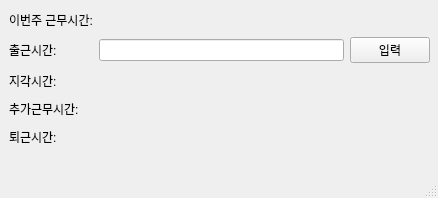
Before: the Qt Designer form workhour.ui in junhyungjin/workhour, drawn with Qt 5.
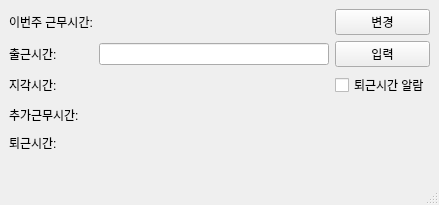
After: the same form once the commit is applied.

What changed in the file:
```diff
--- a/workhour.ui
+++ b/workhour.ui
@@ -6,8 +6,8 @@
    <rect>
     <x>0</x>
     <y>0</y>
-    <width>438</width>
-    <height>198</height>
+    <width>439</width>
+    <height>205</height>
    </rect>
   </property>
   <property name="windowTitle">
@@ -20,7 +20,7 @@
       <x>9</x>
       <y>9</y>
       <width>421</width>
-      <height>139</height>
+      <height>145</height>
      </rect>
     </property>
     <layout class="QGridLayout" name="gridLayout">
@@ -97,6 +97,20 @@
        </property>
       </widget>
      </item>
+     <item row="0" column="2">
+      <widget class="QPushButton" name="weekWorkHourChangeBtn">
+       <property name="text">
+        <string>변경</string>
+       </property>
+      </widget>
+     </item>
+     <item row="2" column="2">
+      <widget class="QCheckBox" name="endWorkAlarmChkBox">
+       <property name="text">
+        <string>퇴근시간 알람</string>
+       </property>
+      </widget>
+     </item>
     </layout>
    </widget>
   </widget>
```
Left out of the diff: 2 changed lines with no effect on the pictures.
